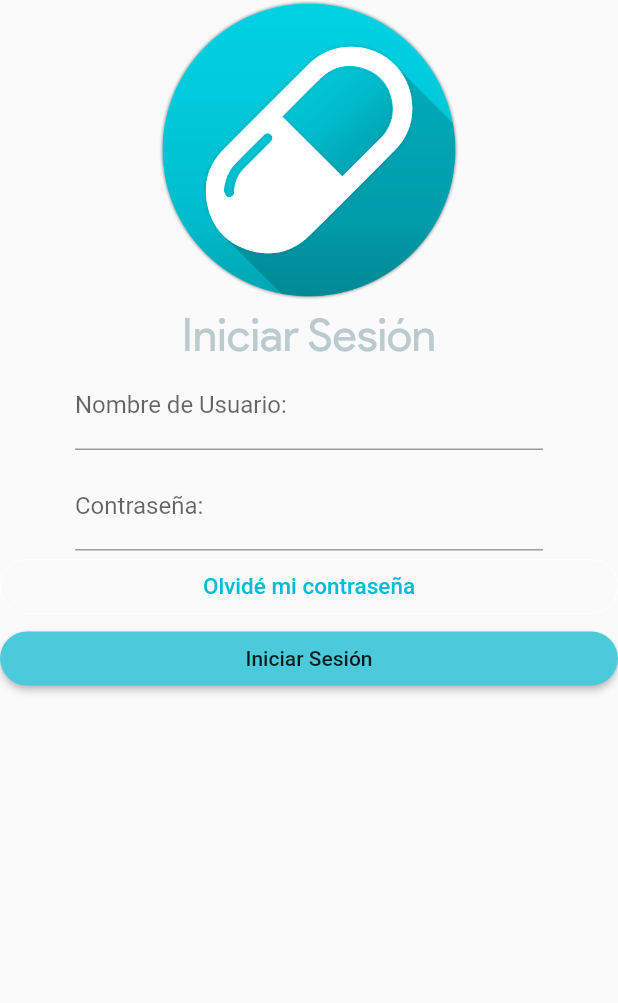
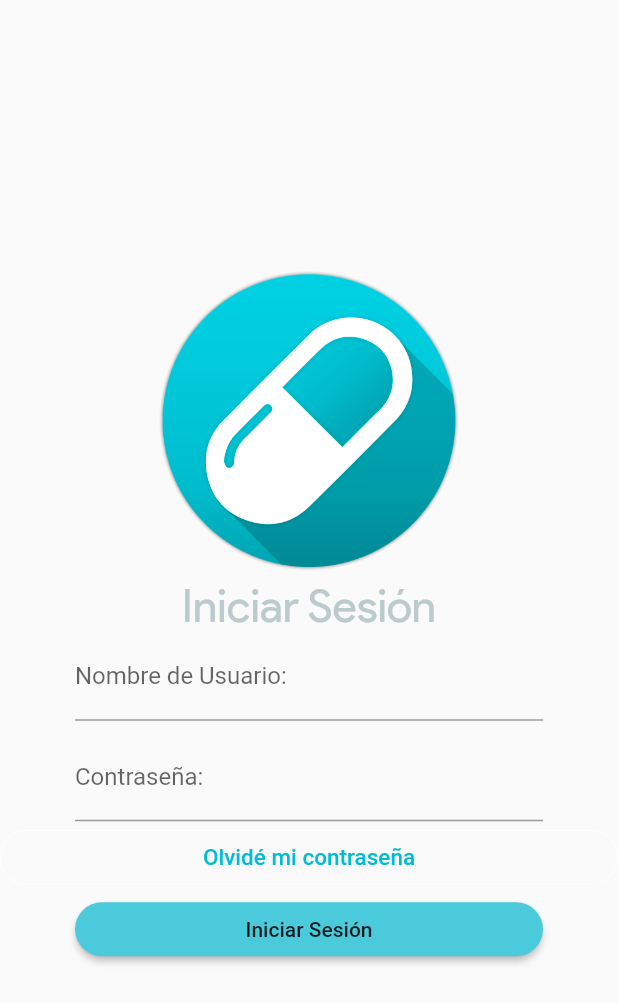
Before and after one commit to marbalexbriones/proyectoubicua2019, a Flutter app: the Login screen opened directly, on a phone screen of 412 x 824 dp. Shown: the top 1003 px of the screen. Run offline on Flutter 3.47's test engine with Material 2 defaults, Android fonts, the phone set to English and light mode, and no system bars.

Commit message:
holi patiño

```diff
--- a/lib/login.dart
+++ b/lib/login.dart
@@ -20,7 +20,8 @@ class LoginState extends State<Login> {
   @override
   Widget build(BuildContext context) {
     return Scaffold(
-      body: Container(
+      body: Center(
+        child: Container(
           child: ListView(
             shrinkWrap: true,
             children: <Widget>[
@@ -34,7 +35,9 @@ class LoginState extends State<Login> {
                   child: Text(
                 "Iniciar Sesión",
                 style: TextStyle(
-                  color: col_blue_gray, fontSize: 30, fontFamily: 'GoogleSans'),
+                    color: col_blue_gray,
+                    fontSize: 30,
+                    fontFamily: 'GoogleSans'),
               )),
               Padding(
                 padding: EdgeInsets.fromLTRB(50.0, 0.0, 50.0, 8.0),
@@ -86,7 +89,9 @@ class LoginState extends State<Login> {
                   style: TextStyle(fontSize: 15, color: Colors.cyan),
                 ),
               ),
-            RaisedButton(
+              Padding(
+                padding: EdgeInsets.fromLTRB(50.0, 0.0, 50.0, 0.0),
+                child: RaisedButton(
                   color: col_primary,
                   shape: StadiumBorder(),
                   onPressed: () {
@@ -98,7 +103,9 @@ class LoginState extends State<Login> {
                   },
                   child: Text('Iniciar Sesión'),
                 ),
+              ),
             ],
+          ),
         ),
       ),
     );
```
Lines whose indentation alone changed are shown as unchanged.
